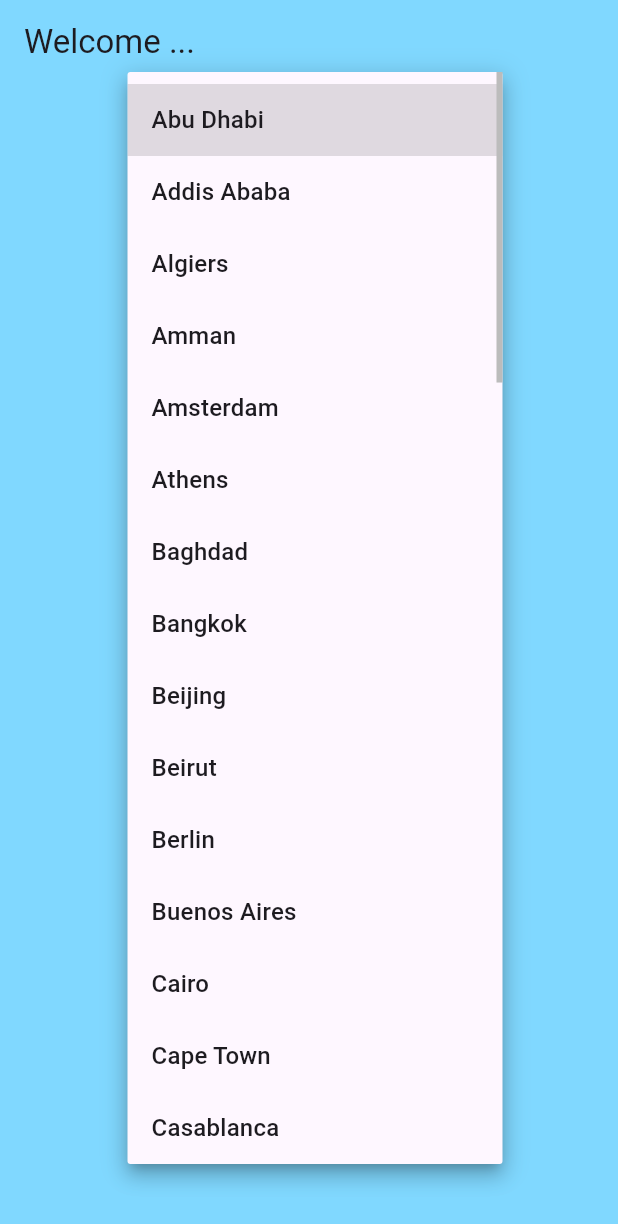
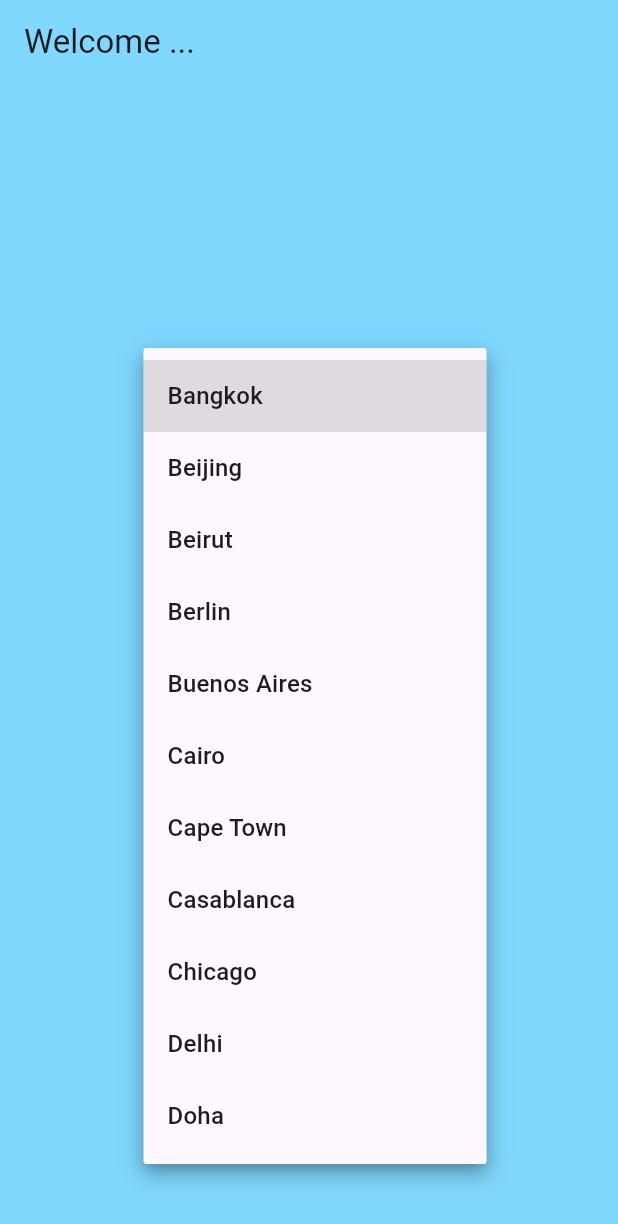
Before and after one commit to MoemenMohamed/Weather-Forecasting-App, a Flutter app: the screen it shows after launch, after a tap on "Select a city", on a phone screen of 412 x 824 dp. Shown: the top 1224 px of the screen. Run offline on Flutter 3.47's test engine with Material 3 defaults, Android fonts, the phone set to English and light mode, and no system bars.

```diff
--- a/lib/main.dart
+++ b/lib/main.dart
@@ -1,5 +1,9 @@
 import 'package:flutter/material.dart';
+import 'package:provider/provider.dart';
 import 'App/app.dart';
+import 'providers/weather_model_provider.dart';
+
 void main() {
-  runApp(App());
+  runApp(
+      ChangeNotifierProvider(create: (context) => WeatherData(), child: App()));
 }
--- a/lib/models/weather_model.dart
+++ b/lib/models/weather_model.dart
@@ -1,5 +1,3 @@
-import 'package:flutter/material.dart';
-
 class WeatherModel {
   final String locationName;
   final String locationCountry;
--- /dev/null
+++ b/lib/providers/weather_model_provider.dart
@@ -0,0 +1,19 @@
+import 'package:flutter/material.dart';
+
+import '../models/weather_model.dart';
+import '../services/get_weather_data.dart';
+
+class WeatherData extends ChangeNotifier {
+  WeatherModel? _weatherData;
+  bool isLoading = true;
+  WeatherModel? get weatherData => _weatherData;
+  void setData(String cityName) async {
+    try {
+      _weatherData = await GetWeatherData().getWeatherData(cityName);
+      isLoading = false;
+      notifyListeners();
+    } catch (e) {
+      notifyListeners();
+    }
+  }
+}
--- a/lib/screens/search_screen.dart
+++ b/lib/screens/search_screen.dart
@@ -1,15 +1,9 @@
 import 'package:flutter/material.dart';
-
+import 'package:provider/provider.dart';
+import '../providers/weather_model_provider.dart';
 import 'home.dart';
 
 List<String> list = [
-  "Abu Dhabi",
-  "Addis Ababa",
-  "Algiers",
-  "Amman",
-  "Amsterdam",
-  "Athens",
-  "Baghdad",
   "Bangkok",
   "Beijing",
   "Beirut",
@@ -21,41 +15,6 @@ List<String> list = [
   "Chicago",
   "Delhi",
   "Doha",
-  "Dubai",
-  "Jeddah",
-  "Johannesburg",
-  "Jakarta",
-  "Kuala Lumpur",
-  "Khartoum",
-  "Lagos",
-  "Lisbon",
-  "London",
-  "Los Angeles",
-  "Madrid",
-  "Marrakech",
-  "Melbourne",
-  "Mexico City",
-  "Miami",
-  "Mumbai",
-  "Muscat",
-  "Nairobi",
-  "New York",
-  "Paris",
-  "Prague",
-  "Rio de Janeiro",
-  "Riyadh",
-  "Rome",
-  "São Paulo",
-  "Seoul",
-  "Shanghai",
-  "Singapore",
-  "Sydney",
-  "Tokyo",
-  "Toronto",
-  "Tripoli",
-  "Tunis",
-  "Vancouver",
-  "Vienna"
 ];
 
 class SearchScreen extends StatefulWidget {
@@ -79,9 +38,6 @@ class _SearchScreenState extends State<SearchScreen> {
           mainAxisAlignment: MainAxisAlignment.center,
           children: [
             Center(
-              child: Container(
-                margin: EdgeInsets.all(10),
-                width: 210,
               child: DropdownButton<String>(
                 underline: SizedBox(),
                 items: list.map<DropdownMenuItem<String>>((value) {
@@ -93,13 +49,13 @@ class _SearchScreenState extends State<SearchScreen> {
                 onChanged: (value) {
                   Navigator.of(context)
                       .push(MaterialPageRoute(builder: (context) {
-                      return HomePage(cityName: value!,);
+                    Provider.of<WeatherData>(context).setData(value!);
+                    return HomePage();
                   }));
                 },
                 hint: Text(
                   "Select a city",
                   style: TextStyle(fontSize: 30),
-                  ),
                 ),
               ),
             )
```
Also changed, not shown: lib/screens/home.dart (+23 -37 lines), pubspec.yaml (+4 -4 lines), Assets/icons/app_icon.png (deleted), assets/icons/android_icon.png (added), pubspec.lock, 6 other files. Lines whose indentation alone changed are shown as unchanged.
